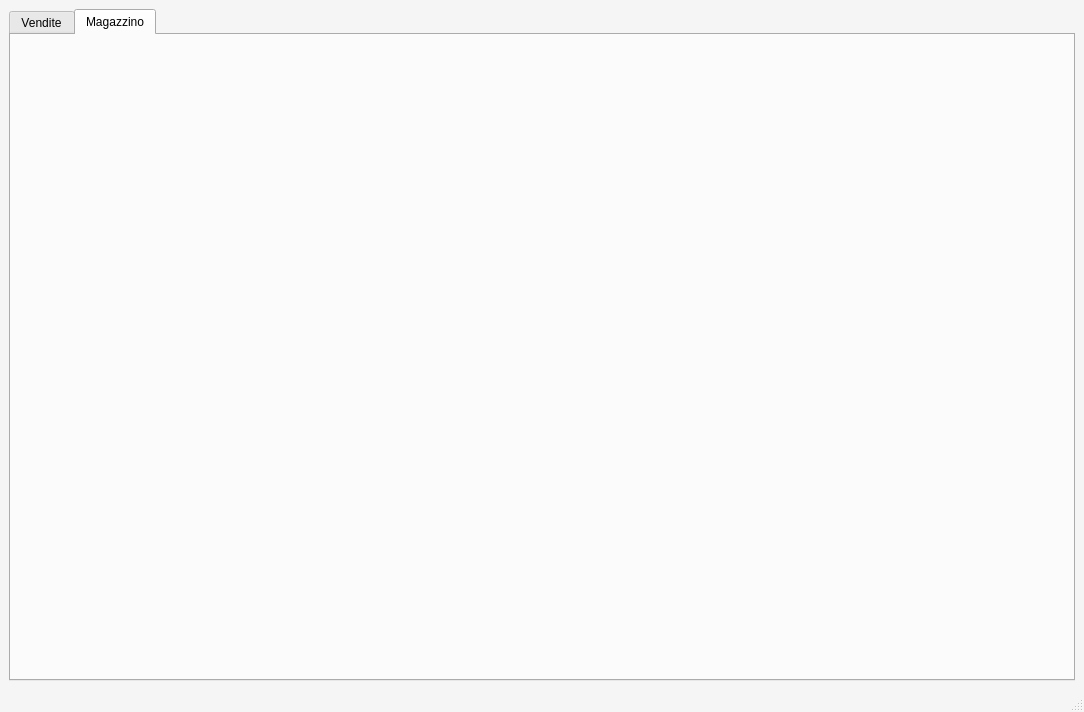
The window that Demo_PyQt/main.ui (salvogalati/pokemon-card-sales-manager) describes before a commit, drawn with Qt 5.
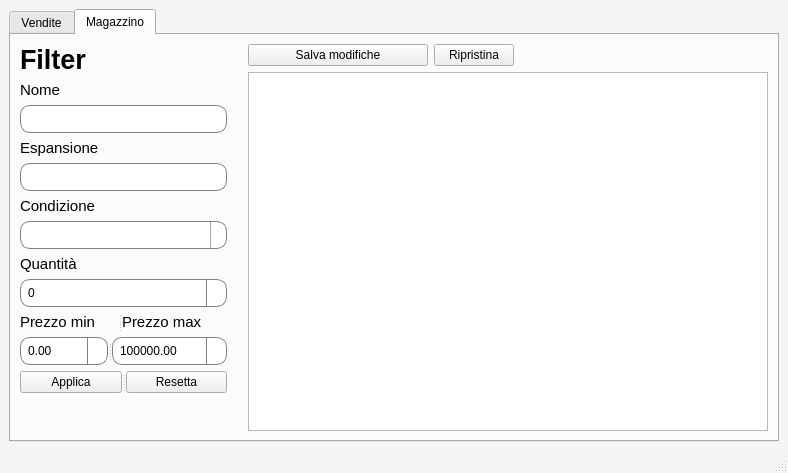
The same window after the commit. The open tabs and pages were chosen to show the change. Icons and pictures are not drawn.

Commit message: Add MagazzinoTabController and MagazzinoModel for inventory management

What changed in the file:
```diff
--- a/Demo_PyQt/main.ui
+++ b/Demo_PyQt/main.ui
@@ -6,8 +6,8 @@
    <rect>
     <x>0</x>
     <y>0</y>
-    <width>1084</width>
-    <height>712</height>
+    <width>692</width>
+    <height>473</height>
    </rect>
   </property>
   <property name="windowTitle">
@@ -260,6 +260,563 @@
        <attribute name="title">
         <string>Magazzino</string>
        </attribute>
+       <layout class="QGridLayout" name="gridLayout_4">
+        <item row="0" column="0">
+         <layout class="QVBoxLayout" name="verticalLayout_21">
+          <property name="rightMargin">
+           <number>0</number>
+          </property>
+          <item>
+           <widget class="QLabel" name="label_3">
+            <property name="maximumSize">
+             <size>
+              <width>270</width>
+              <height>16777215</height>
+             </size>
+            </property>
+            <property name="font">
+             <font>
+              <pointsize>20</pointsize>
+              <weight>75</weight>
+              <bold>true</bold>
+             </font>
+            </property>
+            <property name="text">
+             <string>&lt;html&gt;&lt;head/&gt;&lt;body&gt;&lt;p&gt;&lt;img height=&quot;28&quot; src=&quot;:/icons/icons-filter.png&quot;/&gt; Filter&lt;/p&gt;&lt;/body&gt;&lt;/html&gt;</string>
+            </property>
+           </widget>
+          </item>
+          <item>
+           <layout class="QVBoxLayout" name="verticalLayout_10">
+            <item>
+             <widget class="QLabel" name="label_4">
+              <property name="maximumSize">
+               <size>
+                <width>270</width>
+                <height>16777215</height>
+               </size>
+              </property>
+              <property name="font">
+               <font>
+                <pointsize>11</pointsize>
+               </font>
+              </property>
+              <property name="text">
+               <string>Nome</string>
+              </property>
+             </widget>
+            </item>
+            <item>
+             <widget class="QLineEdit" name="lineEdit_2">
+              <property name="maximumSize">
+               <size>
+                <width>270</width>
+                <height>16777215</height>
+               </size>
+              </property>
+              <property name="styleSheet">
+               <string notr="true">QLineEdit {
+    border: 1px solid gray;
+    border-radius: 10px;
+    padding: 5px;
+}</string>
+              </property>
+             </widget>
+            </item>
+           </layout>
+          </item>
+          <item>
+           <layout class="QVBoxLayout" name="verticalLayout_9">
+            <item>
+             <widget class="QLabel" name="label_5">
+              <property name="maximumSize">
+               <size>
+                <width>270</width>
+                <height>16777215</height>
+               </size>
+              </property>
+              <property name="font">
+               <font>
+                <pointsize>11</pointsize>
+               </font>
+              </property>
+              <property name="text">
+               <string>Espansione</string>
+              </property>
+             </widget>
+            </item>
+            <item>
+             <widget class="QLineEdit" name="lineEditMagazzinoFiltroEspansione">
+              <property name="maximumSize">
+               <size>
+                <width>270</width>
+                <height>16777215</height>
+               </size>
+              </property>
+              <property name="styleSheet">
+               <string notr="true">QLineEdit {
+    border: 1px solid gray;
+    border-radius: 10px;
+    padding: 5px;
+}</string>
+              </property>
+             </widget>
+            </item>
+           </layout>
+          </item>
+          <item>
+           <layout class="QVBoxLayout" name="verticalLayout_8">
+            <item>
+             <widget class="QLabel" name="label_6">
+              <property name="maximumSize">
+               <size>
+                <width>270</width>
+                <height>16777215</height>
+               </size>
+              </property>
+              <property name="font">
+               <font>
+                <pointsize>11</pointsize>
+               </font>
+              </property>
+              <property name="text">
+               <string>Condizione</string>
+              </property>
+             </widget>
+            </item>
+            <item>
+             <widget class="QComboBox" name="comboBoxCondizione">
+              <property name="maximumSize">
+               <size>
+                <width>270</width>
+                <height>16777215</height>
+               </size>
+              </property>
+              <property name="styleSheet">
+               <string notr="true">QComboBox {
+    border: 1px solid gray;
+    border-radius: 10px;
+    padding: 5px 30px 5px 10px; /* spazio per la freccia */
+    background-color: white;
+}
+
+
+QComboBox::drop-down {
+    subcontrol-origin: padding;
+    subcontrol-position: top right;
+    width: 15px;
+
+    border-left-width: 1px;
+    border-left-color: darkgray;
+    border-left-style: solid; /* just a single line */
+    border-top-right-radius: 3px; /* same radius as the QComboBox */
+    border-bottom-right-radius: 3px;
+}
+
+QSpinBox::drop:hover {
+    background: rgb(85, 170, 255)
+}
+
+QComboBox::down-arrow {
+    image: url(C:/Users/Salvo/Documents/Coding/pokemon-card-sales-manager/Demo_PyQt/icons/icons-arrow-combox.png);
+    width: 10px;
+    height: 10px;
+}
+
+QComboBox QAbstractItemView {
+    border: 2px solid darkgray;
+    background: white;
+    selection-background-color: lightgray;
+    selection-color: black;
+}</string>
+              </property>
+             </widget>
+            </item>
+           </layout>
+          </item>
+          <item>
+           <layout class="QVBoxLayout" name="verticalLayout_7">
+            <item>
+             <widget class="QLabel" name="label_7">
+              <property name="maximumSize">
+               <size>
+                <width>270</width>
+                <height>16777215</height>
+               </size>
+              </property>
+              <property name="font">
+               <font>
+                <pointsize>11</pointsize>
+               </font>
+              </property>
+              <property name="text">
+               <string>Quantità</string>
+              </property>
+             </widget>
+            </item>
+            <item>
+             <widget class="QSpinBox" name="spinBoxMagazzinoQty">
+              <property name="maximumSize">
+               <size>
+                <width>270</width>
+                <height>16777215</height>
+               </size>
+              </property>
+              <property name="styleSheet">
+               <string notr="true">QSpinBox {
+    border: 1px solid gray;
+    border-radius: 10px;
+    padding: 5px 25px 5px 5px; /* spazio per frecce */
+    background: white;
+}
+
+QSpinBox::up-button {
+    subcontrol-origin: border;
+    subcontrol-position: top right;
+    width: 20px;
+    border-left: 1px solid gray;
+}
+
+QSpinBox::up-button:hover {
+    background: rgb(85, 170, 255)
+}
+
+QSpinBox::down-button:hover {
+    background: rgb(85, 170, 255)
+}
+
+QSpinBox::down-button {
+    subcontrol-origin: border;
+    subcontrol-position: bottom right;
+    width: 20px;
+    border-left: 1px solid gray;
+}
+
+QSpinBox::down-arrow {
+    image: url(C:/Users/Salvo/Documents/Coding/pokemon-card-sales-manager/Demo_PyQt/icons/icons-arrow-combox.png);
+    width: 10px;
+    height: 10px;
+}
+
+QSpinBox::up-arrow {
+    image: url(C:/Users/Salvo/Documents/Coding/pokemon-card-sales-manager/Demo_PyQt/icons/icons-arrow-up.png);
+    width: 10px;
+    height: 10px;
+}</string>
+              </property>
+             </widget>
+            </item>
+           </layout>
+          </item>
+          <item>
+           <layout class="QVBoxLayout" name="verticalLayout_6">
+            <item>
+             <widget class="QSplitter" name="splitter_6">
+              <property name="orientation">
+               <enum>Qt::Horizontal</enum>
+              </property>
+              <widget class="QLabel" name="label_8">
+               <property name="maximumSize">
+                <size>
+                 <width>120</width>
+                 <height>16777215</height>
+                </size>
+               </property>
+               <property name="font">
+                <font>
+                 <pointsize>11</pointsize>
+                </font>
+               </property>
+               <property name="text">
+                <string>Prezzo min</string>
+               </property>
+              </widget>
+              <widget class="QLabel" name="label_9">
+               <property name="maximumSize">
+                <size>
+                 <width>120</width>
+                 <height>16777215</height>
+                </size>
+               </property>
+               <property name="font">
+                <font>
+                 <pointsize>11</pointsize>
+                </font>
+               </property>
+               <property name="text">
+                <string>Prezzo max</string>
+               </property>
+              </widget>
+             </widget>
+            </item>
+            <item>
+             <widget class="QSplitter" name="splitter_5">
+              <property name="orientation">
+               <enum>Qt::Horizontal</enum>
+              </property>
+              <widget class="QSplitter" name="splitter_7">
+               <property name="orientation">
+                <enum>Qt::Horizontal</enum>
+               </property>
+               <widget class="QDoubleSpinBox" name="doubleSpinBoxMagazzinoPrezzoMin">
+                <property name="maximumSize">
+                 <size>
+                  <width>120</width>
+                  <height>16777215</height>
+                 </size>
+                </property>
+                <property name="styleSheet">
+                 <string notr="true">QDoubleSpinBox {
+    border: 1px solid gray;
+    border-radius: 10px;
+    padding: 5px 25px 5px 5px; /* spazio per frecce */
+    background: white;
+}
+
+QDoubleSpinBox::up-button {
+    subcontrol-origin: border;
+    subcontrol-position: top right;
+    width: 20px;
+    border-left: 1px solid gray;
+}
+
+QDoubleSpinBox::up-button:hover {
+    background: rgb(85, 170, 255)
+}
+
+QDoubleSpinBox::down-button:hover {
+    background: rgb(85, 170, 255)
+}
+
+QDoubleSpinBox::down-button {
+    subcontrol-origin: border;
+    subcontrol-position: bottom right;
+    width: 20px;
+    border-left: 1px solid gray;
+}
+
+QDoubleSpinBox::down-arrow {
+    image: url(C:/Users/Salvo/Documents/Coding/pokemon-card-sales-manager/Demo_PyQt/icons/icons-arrow-combox.png);
+    width: 10px;
+    height: 10px;
+}
+
+QDoubleSpinBox::up-arrow {
+    image: url(C:/Users/Salvo/Documents/Coding/pokemon-card-sales-manager/Demo_PyQt/icons/icons-arrow-up.png);
+    width: 10px;
+    height: 10px;
+}</string>
+                </property>
+               </widget>
+               <widget class="QDoubleSpinBox" name="doubleSpinBoxMagazzinoPrezzoMax">
+                <property name="maximumSize">
+                 <size>
+                  <width>150</width>
+                  <height>16777215</height>
+                 </size>
+                </property>
+                <property name="styleSheet">
+                 <string notr="true">QDoubleSpinBox {
+    border: 1px solid gray;
+    border-radius: 10px;
+    padding: 5px 25px 5px 5px; /* spazio per frecce */
+    background: white;
+}
+
+QDoubleSpinBox::up-button {
+    subcontrol-origin: border;
+    subcontrol-position: top right;
+    width: 20px;
+    border-left: 1px solid gray;
+}
+
+QDoubleSpinBox::up-button:hover {
+    background: rgb(85, 170, 255)
+}
+
+QDoubleSpinBox::down-button:hover {
+    background: rgb(85, 170, 255)
+}
+
+QDoubleSpinBox::down-button {
+    subcontrol-origin: border;
+    subcontrol-position: bottom right;
+    width: 20px;
+    border-left: 1px solid gray;
+}
+
+QDoubleSpinBox::down-arrow {
+    image: url(C:/Users/Salvo/Documents/Coding/pokemon-card-sales-manager/Demo_PyQt/icons/icons-arrow-combox.png);
+    width: 10px;
+    height: 10px;
+}
+
+QDoubleSpinBox::up-arrow {
+    image: url(C:/Users/Salvo/Documents/Coding/pokemon-card-sales-manager/Demo_PyQt/icons/icons-arrow-up.png);
+    width: 10px;
+    height: 10px;
+}</string>
+                </property>
+                <property name="maximum">
+                 <double>100000.000000000000000</double>
+                </property>
+                <property name="value">
+                 <double>100000.000000000000000</double>
+                </property>
+               </widget>
+              </widget>
+             </widget>
+            </item>
+           </layout>
+          </item>
+          <item>
+           <widget class="QSplitter" name="splitter_4">
+            <property name="orientation">
+             <enum>Qt::Horizontal</enum>
+            </property>
+            <widget class="QPushButton" name="button_applica_filtro">
+             <property name="maximumSize">
+              <size>
+               <width>120</width>
+               <height>16777215</height>
+              </size>
+             </property>
+             <property name="text">
+              <string>Applica</string>
+             </property>
+            </widget>
+            <widget class="QPushButton" name="button_resetta_filtro">
+             <property name="enabled">
+              <bool>true</bool>
+             </property>
+             <property name="maximumSize">
+              <size>
+               <width>120</width>
+               <height>16777215</height>
+              </size>
+             </property>
+             <property name="text">
+              <string>Resetta</string>
+             </property>
+            </widget>
+           </widget>
+          </item>
+          <item>
+           <spacer name="verticalSpacer">
+            <property name="orientation">
+             <enum>Qt::Vertical</enum>
+            </property>
+            <property name="sizeHint" stdset="0">
+             <size>
+              <width>20</width>
+              <height>40</height>
+             </size>
+            </property>
+           </spacer>
+          </item>
+         </layout>
+        </item>
+        <item row="0" column="2">
+         <layout class="QVBoxLayout" name="verticalLayout_5">
+          <item>
+           <layout class="QHBoxLayout" name="horizontalLayout_2">
+            <item>
+             <widget class="QPushButton" name="buttonMagazzinoSave">
+              <property name="enabled">
+               <bool>true</bool>
+              </property>
+              <property name="sizePolicy">
+               <sizepolicy hsizetype="Expanding" vsizetype="Fixed">
+                <horstretch>0</horstretch>
+                <verstretch>0</verstretch>
+               </sizepolicy>
+              </property>
+              <property name="minimumSize">
+               <size>
+                <width>0</width>
+                <height>0</height>
+               </size>
+              </property>
+              <property name="maximumSize">
+               <size>
+                <width>180</width>
+                <height>16777215</height>
+               </size>
+              </property>
+              <property name="text">
+               <string>Salva modifiche</string>
+              </property>
+              <property name="default">
+               <bool>false</bool>
+              </property>
+              <property name="flat">
+               <bool>false</bool>
+              </property>
+             </widget>
+            </item>
+            <item>
+             <widget class="QPushButton" name="buttonMagazzinoRipristina">
+              <property name="text">
+               <string>Ripristina</string>
+              </property>
+             </widget>
+            </item>
+            <item>
+             <spacer name="horizontalSpacer_2">
+              <property name="orientation">
+               <enum>Qt::Horizontal</enum>
+              </property>
+              <property name="sizeHint" stdset="0">
+               <size>
+                <width>31</width>
+                <height>17</height>
+               </size>
+              </property>
+             </spacer>
+            </item>
+           </layout>
+          </item>
+          <item>
+           <widget class="QTableView" name="tableViewMagazzino">
+            <property name="sizePolicy">
+             <sizepolicy hsizetype="Expanding" vsizetype="Expanding">
+              <horstretch>0</horstretch>
+              <verstretch>0</verstretch>
+             </sizepolicy>
+            </property>
+            <property name="minimumSize">
+             <size>
+              <width>520</width>
+              <height>0</height>
+             </size>
+            </property>
+            <property name="selectionMode">
+             <enum>QAbstractItemView::SingleSelection</enum>
+            </property>
+            <property name="sortingEnabled">
+             <bool>true</bool>
+            </property>
+           </widget>
+          </item>
+         </layout>
+        </item>
+        <item row="0" column="1">
+         <spacer name="horizontalSpacer_5">
+          <property name="orientation">
+           <enum>Qt::Horizontal</enum>
+          </property>
+          <property name="sizeType">
+           <enum>QSizePolicy::Minimum</enum>
+          </property>
+          <property name="sizeHint" stdset="0">
+           <size>
+            <width>15</width>
+            <height>20</height>
+           </size>
+          </property>
+         </spacer>
+        </item>
+       </layout>
       </widget>
      </widget>
     </item>
```
Left out of the diff: 12 changed lines with no effect on the pictures. The commit also changes 15 other files.
